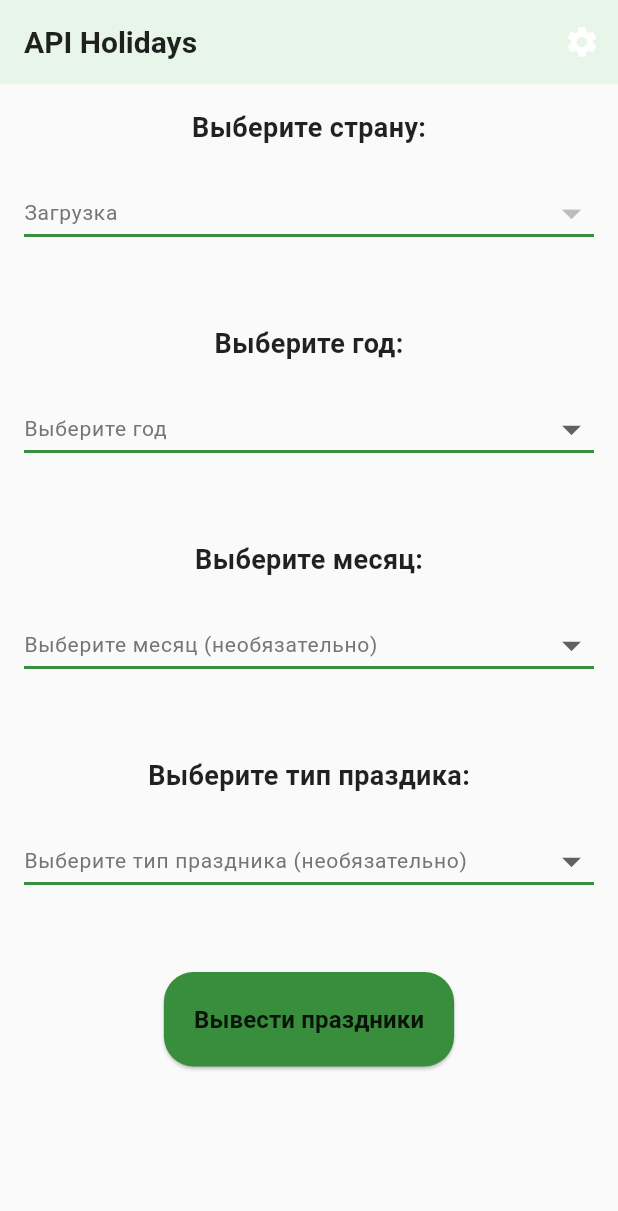
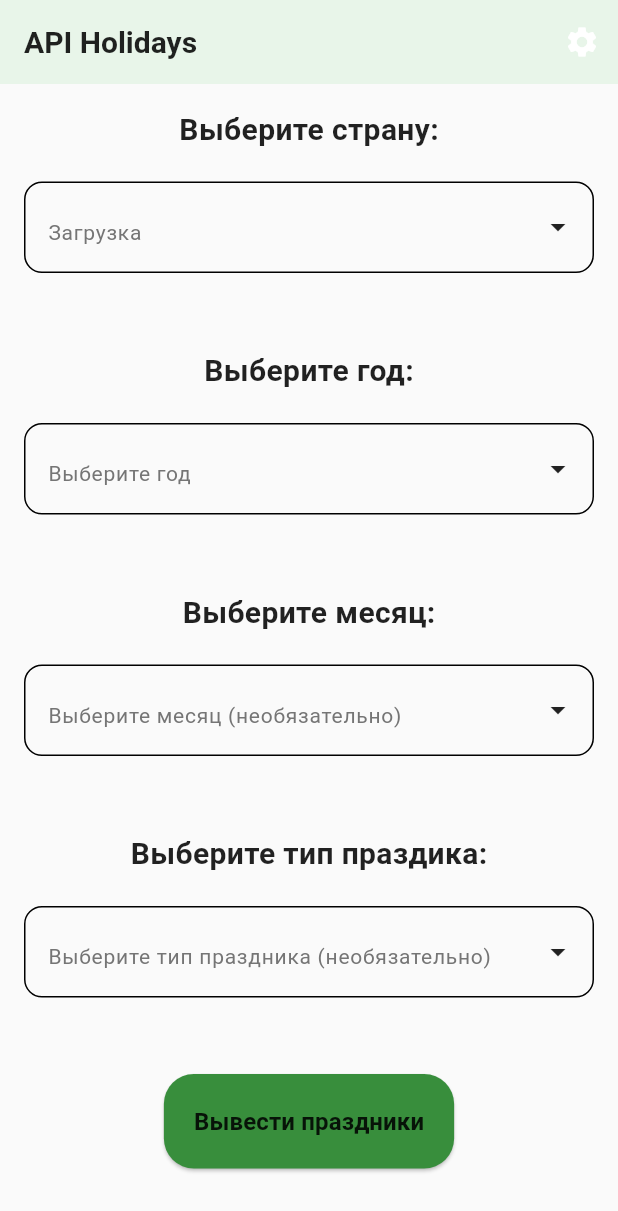
Before and after one commit to lera18a/dio_http_example, a Flutter app: the GlobalUIPage screen opened directly with empty values, on a phone screen of 412 x 824 dp. Shown: the top 1211 px of the screen. Run offline on Flutter 3.47's test engine with Material 3 defaults, Android fonts, the phone set to English and light mode, and no system bars; drawn by our look-alikes of dropdown_search; our stand-ins replace bloc, dio, flutter_bloc, flutter_native_splash, google_fonts; network calls fail.

Commit message:
update dropdown model to dropdown model state
update dropdown model to dropdown model state
feat:update dropdown model to dropdown model state

```diff
--- a/lib/ui/dropdowns/dropdown_country_page.dart
+++ b/lib/ui/dropdowns/dropdown_country_page.dart
@@ -1,5 +1,6 @@
 import 'package:dio_http_example/api_models/api_countries/api_country.dart';
-import 'package:flutter/widgets.dart';
+import 'package:flutter/material.dart';
+
 import '../ui_models/dropdown_model.dart';
 
 class DropDownCountryPage extends StatelessWidget {
@@ -13,22 +14,24 @@ class DropDownCountryPage extends StatelessWidget {
   });
   @override
   Widget build(BuildContext context) {
+    final theme = Theme.of(context);
     return Column(
       children: [
-        const Text(
+        Text(
           'Выберите страну:',
-          style: TextStyle(fontSize: 18, fontWeight: FontWeight.bold),
+          style: theme.textTheme.bodyMedium?.copyWith(
+            fontWeight: FontWeight.bold,
+          ),
         ),
         const SizedBox(height: 20),
         DropdownModel(
-          text: countryList.isEmpty ? 'Загрузка' : 'Выбираете страну',
+          text: countryList.isEmpty ? 'Загрузка' : 'Выберите страну',
           list: countryList,
           convert: (e) => "${e.flagUnicode} ${e.countryName}",
           onSelected: (ApiCountry country) {
             onCountrySelected(country.iso3166);
           },
         ),
-        const SizedBox(height: 20),
       ],
     );
   }
--- a/lib/ui/dropdowns/dropdown_month_page.dart
+++ b/lib/ui/dropdowns/dropdown_month_page.dart
@@ -1,3 +1,4 @@
+import 'package:flutter/material.dart';
 import 'package:flutter/widgets.dart';
 
 import '../../list.dart';
@@ -15,11 +16,14 @@ class DropDownMonthPage extends StatelessWidget {
 
   @override
   Widget build(BuildContext context) {
+    final theme = Theme.of(context);
     return Column(
       children: [
-        const Text(
+        Text(
           'Выберите месяц:',
-          style: TextStyle(fontSize: 18, fontWeight: FontWeight.bold),
+          style: theme.textTheme.bodyMedium?.copyWith(
+            fontWeight: FontWeight.bold,
+          ),
         ),
         SizedBox(height: 20),
         DropdownModel(
@@ -30,7 +34,6 @@ class DropDownMonthPage extends StatelessWidget {
             onMonthSelected(month);
           },
         ),
-        SizedBox(height: 20),
       ],
     );
   }
--- a/lib/ui/dropdowns/dropdown_type_page.dart
+++ b/lib/ui/dropdowns/dropdown_type_page.dart
@@ -14,11 +14,14 @@ class DropDownTypePage extends StatelessWidget {
 
   @override
   Widget build(BuildContext context) {
+    final theme = Theme.of(context);
     return Column(
       children: [
-        const Text(
+        Text(
           'Выберите тип праздика:',
-          style: TextStyle(fontSize: 18, fontWeight: FontWeight.bold),
+          style: theme.textTheme.bodyMedium?.copyWith(
+            fontWeight: FontWeight.bold,
+          ),
         ),
         SizedBox(height: 20),
         if (typesList == null)
@@ -45,7 +48,6 @@ class DropDownTypePage extends StatelessWidget {
               onTypeSelected(type);
             },
           ),
-        SizedBox(height: 20),
       ],
     );
   }
--- a/lib/ui/dropdowns/dropdown_year_page.dart
+++ b/lib/ui/dropdowns/dropdown_year_page.dart
@@ -1,3 +1,4 @@
+import 'package:flutter/material.dart';
 import 'package:flutter/widgets.dart';
 
 import '../../list.dart';
@@ -15,11 +16,14 @@ class DropDownYearPage extends StatelessWidget {
 
   @override
   Widget build(BuildContext context) {
+    final theme = Theme.of(context);
     return Column(
       children: [
-        const Text(
+        Text(
           'Выберите год:',
-          style: TextStyle(fontSize: 18, fontWeight: FontWeight.bold),
+          style: theme.textTheme.bodyMedium?.copyWith(
+            fontWeight: FontWeight.bold,
+          ),
         ),
         SizedBox(height: 20),
         DropdownModel(
@@ -30,7 +34,6 @@ class DropDownYearPage extends StatelessWidget {
             onYearSelected(year);
           },
         ),
-        SizedBox(height: 20),
       ],
     );
   }
--- a/lib/ui/ui_models/dropdown_model.dart
+++ b/lib/ui/ui_models/dropdown_model.dart
@@ -1,3 +1,4 @@
+import 'package:dropdown_search/dropdown_search.dart';
 import 'package:flutter/material.dart';
 
 class DropdownModel<T> extends StatefulWidget {
@@ -24,46 +25,74 @@ class _DropdownModelState<T> extends State<DropdownModel<T>> {
     final theme = Theme.of(context);
     return Column(
       children: [
-        Column(
-          children: [
-            DropdownButton<T>(
-              isExpanded: true,
-              value: selected,
-              hint: Text(
-                widget.text,
-                style:
+        DropdownSearch<T>(
+          popupProps: PopupProps.modalBottomSheet(
+            showSearchBox: true,
+            itemBuilder: (context, item, isDisabled, isSelected) => Padding(
+              padding: EdgeInsetsGeometry.symmetric(
+                horizontal: 16,
+                vertical: 8,
+              ),
+              child: Text(
+                widget.convert(item),
+                style: theme.textTheme.bodyMedium,
+              ),
+            ),
+            searchFieldProps: TextFieldProps(
+              style: theme.textTheme.bodyMedium,
+              decoration: InputDecoration(
+                contentPadding: EdgeInsets.symmetric(
+                  horizontal: 12,
+                  vertical: 12,
+                ),
+                labelStyle: theme.textTheme.bodyMedium,
+                labelText: 'Поиск',
+                hintText: 'Начните вводить...',
+                hintStyle: theme.textTheme.labelMedium,
+              ),
+            ),
+            modalBottomSheetProps: ModalBottomSheetProps(
+              shape: RoundedRectangleBorder(
+                borderRadius: BorderRadius.vertical(top: Radius.circular(20)),
+              ),
+            ),
+          ),
+          compareFn: (T? a, T? b) => a == b,
+          items: (filter, infiniteScrollProps) => widget.list,
+          itemAsString: widget.convert,
+          selectedItem: selected,
+          decoratorProps: DropDownDecoratorProps(
+            baseStyle: theme.textTheme.bodyMedium,
+            decoration: InputDecoration(
+              hintText: widget.text,
+              hintStyle:
                   theme.textTheme.labelMedium?.copyWith(
                     color: theme.hintColor,
                   ) ??
                   const TextStyle(fontSize: 14, color: Colors.grey),
+              border: OutlineInputBorder(
+                borderRadius: BorderRadius.circular(12),
+                borderSide: BorderSide(
+                  color: theme.colorScheme.primary,
+                  width: 2,
                 ),
-              icon: const Icon(Icons.arrow_drop_down),
-              iconSize: 30,
-              elevation: 8,
-              //стиль из темы
-              style: theme.textTheme.bodyMedium,
-              // акцентный цвет темы
-              underline: Container(height: 2, color: theme.colorScheme.primary),
+              ),
+            ),
+          ),
           onChanged: (T? newValue) {
             setState(() {
               selected = newValue;
               if (newValue != null) widget.onSelected(newValue);
             });
           },
-              items: widget.list.map<DropdownMenuItem<T>>((T country) {
-                return DropdownMenuItem<T>(
-                  value: country,
-                  child: Text(widget.convert(country)),
-                );
-              }).toList(),
         ),
-            const SizedBox(height: 30),
-            if (selected != null)
-              Text(
-                'Вы выбрали: ${widget.convert(selected!)}',
+
+        Padding(
+          padding: const EdgeInsets.only(top: 8.0, bottom: 20),
+          child: Text(
+            selected != null ? 'Вы выбрали: ${widget.convert(selected!)}' : '',
             style: theme.textTheme.titleSmall,
           ),
-          ],
         ),
       ],
     );
```
Lines whose indentation alone changed are shown as unchanged.
